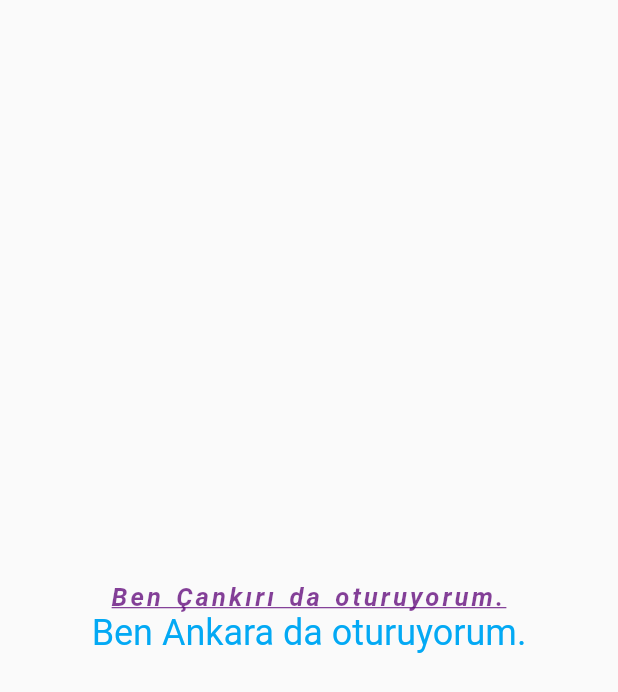
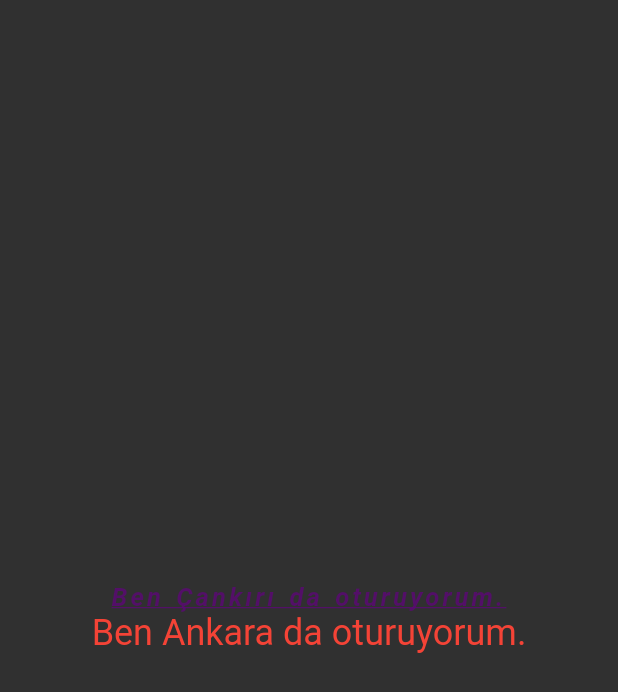
Before and after one commit to yusufcanstr/Flutter-101, a Flutter app: the screen it shows after launch, on a phone screen of 412 x 824 dp. Shown: the top 692 px of the screen. Run offline on Flutter 3.47's test engine with Material 2 defaults, Android fonts, the phone set to English and light mode, and no system bars.

Commit message:
dark tema nasıl yapılılr

```diff
--- a/lib/101/text_learn.dart
+++ b/lib/101/text_learn.dart
@@ -29,7 +29,10 @@ class TextLearn extends StatelessWidget {
             maxLines: 2,
             overflow: TextOverflow.ellipsis,
             textAlign: TextAlign.center,
-            style: Theme.of(context).textTheme.headline5?.copyWith(color: Colors.lightBlue),
+            style: Theme.of(context)
+                .textTheme
+                .headline5
+                ?.copyWith(color: ProjectColors.welcomeColor),
           ),
         ],
       )),
@@ -47,3 +50,7 @@ class ProjectStyles {
       fontSize: 17,
       fontWeight: FontWeight.w600);
 }
+
+class ProjectColors {
+  static Color welcomeColor = Colors.red;
+}
--- a/lib/main.dart
+++ b/lib/main.dart
@@ -13,9 +13,7 @@ class MyApp extends StatelessWidget {
   Widget build(BuildContext context) {
     return MaterialApp(
       title: 'Flutter Demo',
-      theme: ThemeData(
-        primarySwatch: Colors.red,
-      ),
+      theme: ThemeData.dark(),
       home: const TextLearn(),
     );
   }
```
